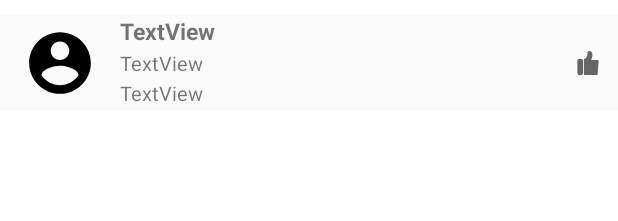
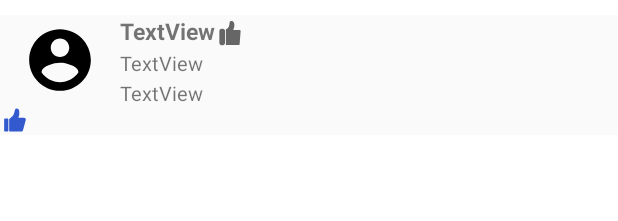
Before and after one commit to Tokiwa-17/Android, an Android app: the layout post_item.xml on its own in the app's theme, with its tools: preview values and no code run, on a phone screen of 412 x 824 dp. Shown: the top 221 px of the screen. Run offline under Robolectric (Android 15) with nearby library versions, the phone set to English and light mode, and no system bars.

Commit message:
upvote list

```diff
--- a/frontend/app/src/main/AndroidManifest.xml
+++ b/frontend/app/src/main/AndroidManifest.xml
@@ -30,6 +30,9 @@
         android:supportsRtl="true"
         android:theme="@style/Theme.MyApplication">
         <activity
+            android:name=".activity.PostDetailActivity"
+            android:exported="false" />
+        <activity
             android:name=".activity.QueryResultActivity"
             android:exported="false" />
         <activity
--- a/frontend/app/src/main/java/com/example/myapplication/adapter/MypostAdapter.java
+++ b/frontend/app/src/main/java/com/example/myapplication/adapter/MypostAdapter.java
@@ -122,7 +122,7 @@ public class MypostAdapter<T> extends MyBaseListAdapter {
     private ImageButton mButton;
 
     public MypostAdapter(List<T> data, Context context) {
-        super(R.layout.post_item, data, context);
+        super(R.layout.my_post_item, data, context);
     }
 
     @Override
--- a/frontend/app/src/main/res/layout/post_item.xml
+++ b/frontend/app/src/main/res/layout/post_item.xml
@@ -1,6 +1,8 @@
 <?xml version="1.0" encoding="utf-8"?>
+
     <androidx.constraintlayout.widget.ConstraintLayout xmlns:android="http://schemas.android.com/apk/res/android"
         xmlns:app="http://schemas.android.com/apk/res-auto"
+        android:id="@+id/basic_shortfile"
         android:layout_width="match_parent"
         android:layout_height="wrap_content"
         android:layout_marginTop="10dp"
@@ -9,6 +11,13 @@
         android:gravity="center_vertical"
         android:orientation="horizontal"
         android:theme="@style/MyAppTheme">
+
+        <LinearLayout
+            android:id="@+id/basic_info"
+            android:layout_width="match_parent"
+            android:layout_height="wrap_content"
+            app:layout_constraintTop_toTopOf="parent"
+            app:layout_constraintLeft_toLeftOf="parent">
 
 
             <de.hdodenhof.circleimageview.CircleImageView
@@ -94,4 +103,43 @@
                 app:layout_constraintStart_toEndOf="@+id/linearLayout"
                 app:layout_constraintTop_toTopOf="parent" />
 
+        </LinearLayout>
+
+        <LinearLayout
+            app:layout_constraintTop_toBottomOf="@+id/basic_info"
+            app:layout_constraintLeft_toLeftOf="parent"
+            android:layout_width="match_parent"
+            android:layout_height="wrap_content">
+
+            <ImageView
+                android:background="@drawable/ic_upvote_after"
+                android:layout_width="20dp"
+                android:layout_height="20dp"/>
+
+            <TextView
+                android:layout_width="match_parent"
+                android:layout_height="20dp"/>
+
+        </LinearLayout>
+
     </androidx.constraintlayout.widget.ConstraintLayout>
+
+<!--    <androidx.constraintlayout.widget.ConstraintLayout-->
+<!--        android:layout_width="match_parent"-->
+<!--        android:layout_height="wrap_content"-->
+<!--        android:layout_below="@+id/basic_shortfile">-->
+<!--        <ImageView-->
+<!--            android:id="@+id/upvote_img"-->
+<!--            android:layout_width="20dp"-->
+<!--            android:layout_height="20dp"-->
+<!--            app:layout_constraintLeft_toLeftOf="parent"-->
+<!--            app:layout_constraintTop_toTopOf="parent"-->
+<!--            android:background="@drawable/ic_upvote_after"/>-->
+<!--        <TextView-->
+<!--            android:id="@+id/upvote_list"-->
+<!--            app:layout_constraintLeft_toLeftOf="@+id/upvote_img"-->
+<!--            app:layout_constraintTop_toTopOf="parent"-->
+<!--            android:layout_width="match_parent"-->
+<!--            android:layout_height="wrap_content"/>-->
+<!--    </androidx.constraintlayout.widget.ConstraintLayout>-->
+<!--</RelativeLayout>-->
```
Also changed, not shown: frontend/app/src/main/java/com/example/myapplication/activity/GeneralPostAdapter.java (added, +46 -0 lines), frontend/app/src/main/java/com/example/myapplication/activity/PostDetailActivity.java (added, +16 -0 lines), frontend/app/src/main/java/com/example/myapplication/fragment/main/HomeFragment.java (+8 -3 lines), frontend/app/src/main/res/layout/activity_post_detail.xml (added, +9 -0 lines), frontend/app/src/main/res/layout/my_post_item.xml (added, +97 -0 lines). Lines whose indentation alone changed are shown as unchanged.
